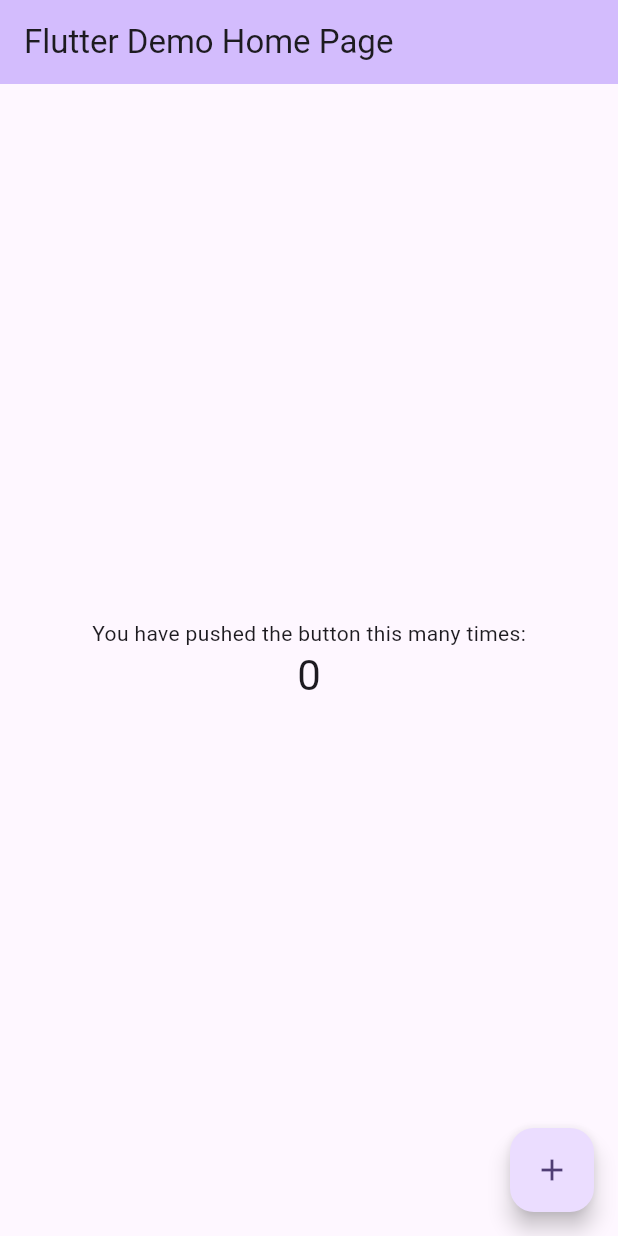
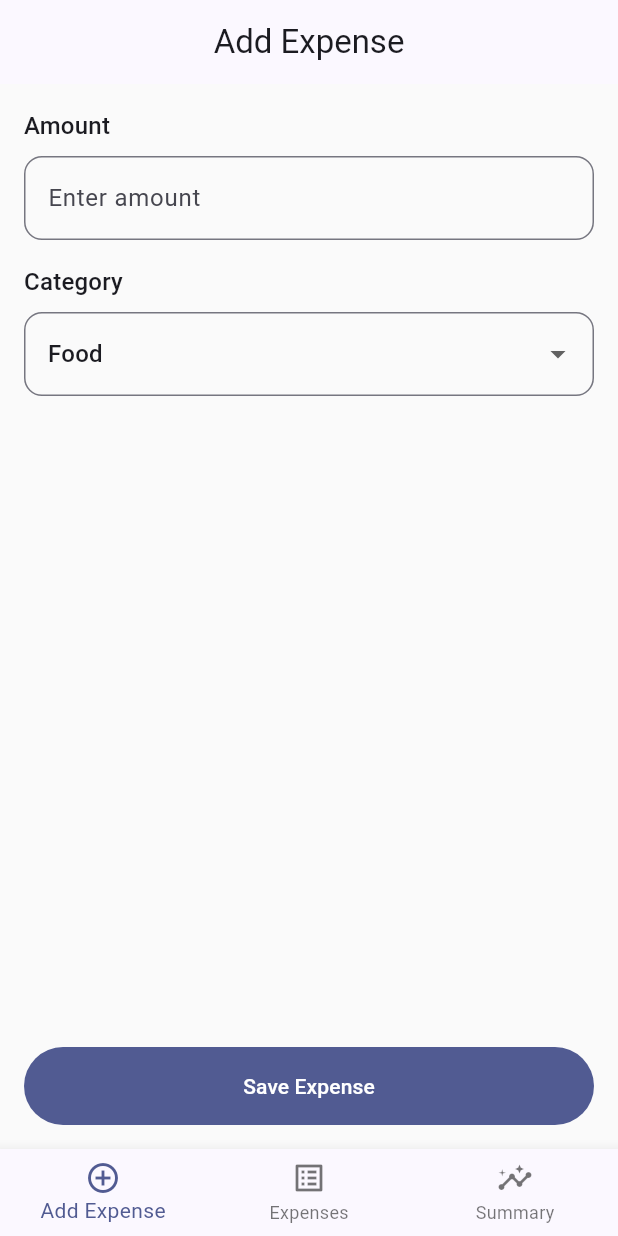
Before and after one commit to HassanJaved89/expense_tracker_app, a Flutter app: the screen it shows after launch, on a phone screen of 412 x 824 dp. Run offline on Flutter 3.47's test engine with Material 3 defaults, Android fonts, the phone set to English and light mode, and no system bars; our stand-ins replace hive, hive_flutter; accounts and stored records are empty.

Commit message:
Implement expense storage and provider architecture

```diff
--- /dev/null
+++ b/lib/core/app/app_theme.dart
@@ -0,0 +1,23 @@
+import 'package:flutter/material.dart';
+
+class AppTheme {
+  static ThemeData light() {
+    return ThemeData(
+      useMaterial3: true,
+      colorScheme: ColorScheme.fromSeed(
+        seedColor: Colors.indigo,
+        brightness: Brightness.light,
+      ),
+      scaffoldBackgroundColor: Colors.grey[50],
+      appBarTheme: const AppBarTheme(
+        centerTitle: true,
+        elevation: 0,
+      ),
+      inputDecorationTheme: InputDecorationTheme(
+        border: OutlineInputBorder(
+          borderRadius: BorderRadius.circular(12),
+        ),
+      ),
+    );
+  }
+}
--- /dev/null
+++ b/lib/features/expense/controller/expense_navigation_controller.dart
@@ -0,0 +1,16 @@
+import 'package:flutter/material.dart';
+
+class ExpenseTab {
+  const ExpenseTab({required this.label, required this.icon});
+
+  final String label;
+  final IconData icon;
+}
+
+class ExpenseNavigationController {
+  static const tabs = <ExpenseTab>[
+    ExpenseTab(label: 'Add Expense', icon: Icons.add_circle_outline),
+    ExpenseTab(label: 'Expenses', icon: Icons.list_alt),
+    ExpenseTab(label: 'Summary', icon: Icons.insights),
+  ];
+}
--- /dev/null
+++ b/lib/features/expense/model/expense.dart
@@ -0,0 +1,37 @@
+import 'package:hive/hive.dart';
+
+part 'expense.g.dart';
+
+@HiveType(typeId: 0)
+class Expense extends HiveObject {
+  @HiveField(0)
+  final String id;
+
+  @HiveField(1)
+  final double amount;
+
+  @HiveField(2)
+  final String category;
+
+  @HiveField(3)
+  final DateTime dateTime;
+
+  Expense({
+    required this.id,
+    required this.amount,
+    required this.category,
+    required this.dateTime,
+  });
+
+  factory Expense.create({
+    required double amount,
+    required String category,
+  }) {
+    return Expense(
+      id: DateTime.now().millisecondsSinceEpoch.toString(),
+      amount: amount,
+      category: category,
+      dateTime: DateTime.now(),
+    );
+  }
+}
--- /dev/null
+++ b/lib/features/expense/provider/expense_provider.dart
@@ -0,0 +1,62 @@
+import 'package:flutter/material.dart';
+import 'package:hive_flutter/hive_flutter.dart';
+
+import '../model/expense.dart';
+
+class ExpenseProvider extends ChangeNotifier {
+  late Box<Expense> _expenseBox;
+
+  ExpenseProvider() {
+    _initHive();
+  }
+
+  Future<void> _initHive() async {
+    await Hive.initFlutter();
+    Hive.registerAdapter(ExpenseAdapter());
+    _expenseBox = await Hive.openBox<Expense>('expenses');
+    notifyListeners();
+  }
+
+  List<Expense> get allExpenses => _expenseBox.values.toList();
+
+  List<Expense> get todaysExpenses {
+    final today = DateTime.now();
+    final startOfDay = DateTime(today.year, today.month, today.day);
+    final endOfDay = startOfDay.add(const Duration(days: 1));
+
+    return _expenseBox.values.where((expense) {
+      return expense.dateTime.isAfter(startOfDay) &&
+             expense.dateTime.isBefore(endOfDay);
+    }).toList();
+  }
+
+  double get todaysTotal {
+    return todaysExpenses.fold(0.0, (sum, expense) => sum + expense.amount);
+  }
+
+  double get weeklyTotal {
+    final now = DateTime.now();
+    final weekAgo = now.subtract(const Duration(days: 7));
+
+    return _expenseBox.values
+        .where((expense) => expense.dateTime.isAfter(weekAgo))
+        .fold(0.0, (sum, expense) => sum + expense.amount);
+  }
+
+  Future<void> addExpense(double amount, String category) async {
+    final expense = Expense.create(amount: amount, category: category);
+    await _expenseBox.add(expense);
+    notifyListeners();
+  }
+
+  Future<void> deleteExpense(Expense expense) async {
+    await expense.delete();
+    notifyListeners();
+  }
+
+  @override
+  void dispose() {
+    _expenseBox.close();
+    super.dispose();
+  }
+}
--- /dev/null
+++ b/lib/features/expense/view/screens/add_expense_screen.dart
@@ -0,0 +1,105 @@
+import 'package:flutter/material.dart';
+import 'package:provider/provider.dart';
+
+import '../../provider/expense_provider.dart';
+import '../widgets/expense_category_dropdown.dart';
+import '../widgets/expense_input_field.dart';
+
+class AddExpenseScreen extends StatefulWidget {
+  const AddExpenseScreen({super.key});
+
+  @override
+  State<AddExpenseScreen> createState() => _AddExpenseScreenState();
+}
+
+class _AddExpenseScreenState extends State<AddExpenseScreen> {
+  final TextEditingController _amountController = TextEditingController();
+  String _selectedCategory = 'Food';
+  bool _isLoading = false;
+
+  @override
+  void dispose() {
+    _amountController.dispose();
+    super.dispose();
+  }
+
+  Future<void> _saveExpense() async {
+    final amountText = _amountController.text.trim();
+    if (amountText.isEmpty) {
+      ScaffoldMessenger.of(context).showSnackBar(
+        const SnackBar(content: Text('Please enter an amount')),
+      );
+      return;
+    }
+
+    final amount = double.tryParse(amountText);
+    if (amount == null || amount <= 0) {
+      ScaffoldMessenger.of(context).showSnackBar(
+        const SnackBar(content: Text('Please enter a valid amount')),
+      );
+      return;
+    }
+
+    setState(() => _isLoading = true);
+
+    try {
+      await context.read<ExpenseProvider>().addExpense(amount, _selectedCategory);
+      _amountController.clear();
+      setState(() => _selectedCategory = 'Food');
+      ScaffoldMessenger.of(context).showSnackBar(
+        const SnackBar(content: Text('Expense added successfully!')),
+      );
+    } catch (e) {
+      ScaffoldMessenger.of(context).showSnackBar(
+        SnackBar(content: Text('Error adding expense: $e')),
+      );
+    } finally {
+      setState(() => _isLoading = false);
+    }
+  }
+
+  @override
+  Widget build(BuildContext context) {
+    return Scaffold(
+      appBar: AppBar(
+        title: const Text('Add Expense'),
+      ),
+      body: Padding(
+        padding: const EdgeInsets.all(16.0),
+        child: Column(
+          crossAxisAlignment: CrossAxisAlignment.stretch,
+          children: [
+            ExpenseInputField(
+              controller: _amountController,
+              label: 'Amount',
+              hintText: 'Enter amount',
+            ),
+            const SizedBox(height: 16),
+            ExpenseCategoryDropdown(
+              selectedCategory: _selectedCategory,
+              onChanged: (category) {
+                if (category != null) {
+                  setState(() => _selectedCategory = category);
+                }
+              },
+            ),
+            const Spacer(),
+            FilledButton(
+              onPressed: _isLoading ? null : _saveExpense,
+              child: Padding(
+                padding: const EdgeInsets.symmetric(vertical: 16.0),
+                child: _isLoading
+                    ? const SizedBox(
+                        height: 20,
+                        width: 20,
+                        child: CircularProgressIndicator(strokeWidth: 2),
+                      )
+                    : const Text('Save Expense'),
+              ),
+            ),
+          ],
+        ),
+      ),
+    );
+  }
+}
--- /dev/null
+++ b/lib/features/expense/view/screens/expense_home_screen.dart
@@ -0,0 +1,48 @@
+import 'package:flutter/material.dart';
+
+import '../../controller/expense_navigation_controller.dart';
+import 'add_expense_screen.dart';
+import 'expenses_list_screen.dart';
+import 'summary_screen.dart';
+
+class ExpenseHomeScreen extends StatefulWidget {
+  const ExpenseHomeScreen({super.key});
+
+  @override
+  State<ExpenseHomeScreen> createState() => _ExpenseHomeScreenState();
+}
+
+class _ExpenseHomeScreenState extends State<ExpenseHomeScreen> {
+  int _selectedIndex = 0;
+
+  static const _screens = <Widget>[
+    AddExpenseScreen(),
+    ExpensesListScreen(),
+    SummaryScreen(),
+  ];
+
+  void _onTabSelected(int index) {
+    setState(() {
+      _selectedIndex = index;
+    });
+  }
+
+  @override
+  Widget build(BuildContext context) {
+    return Scaffold(
+      body: _screens[_selectedIndex],
+      bottomNavigationBar: BottomNavigationBar(
+        currentIndex: _selectedIndex,
+        onTap: _onTabSelected,
+        items: ExpenseNavigationController.tabs
+            .map(
+              (tab) => BottomNavigationBarItem(
+                icon: Icon(tab.icon),
+                label: tab.label,
+              ),
+            )
+            .toList(),
+      ),
+    );
+  }
+}
--- /dev/null
+++ b/lib/features/expense/view/screens/expenses_list_screen.dart
@@ -0,0 +1,38 @@
+import 'package:flutter/material.dart';
+import 'package:provider/provider.dart';
+
+import '../../provider/expense_provider.dart';
+import '../widgets/expense_list_item.dart';
+
+class ExpensesListScreen extends StatelessWidget {
+  const ExpensesListScreen({super.key});
+
+  @override
+  Widget build(BuildContext context) {
+    return Scaffold(
+      appBar: AppBar(
+        title: const Text('Expenses'),
+      ),
+      body: Consumer<ExpenseProvider>(
+        builder: (context, provider, child) {
+          final expenses = provider.allExpenses;
+
+          if (expenses.isEmpty) {
+            return const Center(
+              child: Text('No expenses yet. Add some from the Add Expense tab!'),
+            );
+          }
+
+          return ListView.separated(
+            padding: const EdgeInsets.all(16.0),
+            itemCount: expenses.length,
+            separatorBuilder: (context, index) => const SizedBox(height: 12),
+            itemBuilder: (context, index) {
+              return ExpenseListItem(expense: expenses[index]);
+            },
+          );
+        },
+      ),
+    );
+  }
+}
--- /dev/null
+++ b/lib/features/expense/view/widgets/expense_category_dropdown.dart
@@ -0,0 +1,40 @@
+import 'package:flutter/material.dart';
+
+class ExpenseCategoryDropdown extends StatelessWidget {
+  const ExpenseCategoryDropdown({
+    super.key,
+    required this.selectedCategory,
+    required this.onChanged,
+  });
+
+  final String selectedCategory;
+  final ValueChanged<String?> onChanged;
+
+  static const _categories = ['Food', 'Travel', 'Bills', 'Other'];
+
+  @override
+  Widget build(BuildContext context) {
+    return Column(
+      crossAxisAlignment: CrossAxisAlignment.start,
+      children: [
+        Text(
+          'Category',
+          style: Theme.of(context).textTheme.titleMedium,
+        ),
+        const SizedBox(height: 8),
+        DropdownButtonFormField<String>(
+          value: selectedCategory,
+          items: _categories
+              .map(
+                (category) => DropdownMenuItem(
+                  value: category,
+                  child: Text(category),
+                ),
+              )
+              .toList(),
+          onChanged: onChanged,
+        ),
+      ],
+    );
+  }
+}
--- /dev/null
+++ b/lib/features/expense/view/widgets/expense_input_field.dart
@@ -0,0 +1,35 @@
+import 'package:flutter/material.dart';
+
+class ExpenseInputField extends StatelessWidget {
+  const ExpenseInputField({
+    super.key,
+    required this.controller,
+    required this.label,
+    required this.hintText,
+  });
+
+  final TextEditingController controller;
+  final String label;
+  final String hintText;
+
+  @override
+  Widget build(BuildContext context) {
+    return Column(
+      crossAxisAlignment: CrossAxisAlignment.start,
+      children: [
+        Text(
+          label,
+          style: Theme.of(context).textTheme.titleMedium,
+        ),
+        const SizedBox(height: 8),
+        TextField(
+          controller: controller,
+          keyboardType: TextInputType.number,
+          decoration: InputDecoration(
+            hintText: hintText,
+          ),
+        ),
+      ],
+    );
+  }
+}
--- a/lib/main.dart
+++ b/lib/main.dart
@@ -1,4 +1,9 @@
 import 'package:flutter/material.dart';
+import 'package:provider/provider.dart';
+
+import 'core/app/app_theme.dart';
+import 'features/expense/provider/expense_provider.dart';
+import 'features/expense/view/screens/expense_home_screen.dart';
 
 void main() {
   runApp(const MyApp());
@@ -7,115 +12,14 @@ void main() {
 class MyApp extends StatelessWidget {
   const MyApp({super.key});
 
-  // This widget is the root of your application.
   @override
   Widget build(BuildContext context) {
-    return MaterialApp(
-      title: 'Flutter Demo',
-      theme: ThemeData(
-        // This is the theme of your application.
-        //
-        // TRY THIS: Try running your application with "flutter run". You'll see
-        // the application has a purple toolbar. Then, without quitting the app,
-        // try changing the seedColor in the colorScheme below to Colors.green
-        // and then invoke "hot reload" (save your changes or press the "hot
-        // reload" button in a Flutter-supported IDE, or press "r" if you used
-        // the command line to start the app).
-        //
-        // Notice that the counter didn't reset back to zero; the application
-        // state is not lost during the reload. To reset the state, use hot
-        // restart instead.
-        //
-        // This works for code too, not just values: Most code changes can be
-        // tested with just a hot reload.
-        colorScheme: .fromSeed(seedColor: Colors.deepPurple),
-      ),
-      home: const MyHomePage(title: 'Flutter Demo Home Page'),
-    );
-  }
-}
-
-class MyHomePage extends StatefulWidget {
-  const MyHomePage({super.key, required this.title});
-
-  // This widget is the home page of your application. It is stateful, meaning
-  // that it has a State object (defined below) that contains fields that affect
-  // how it looks.
-
-  // This class is the configuration for the state. It holds the values (in this
-  // case the title) provided by the parent (in this case the App widget) and
-  // used by the build method of the State. Fields in a Widget subclass are
-  // always marked "final".
-
-  final String title;
-
-  @override
-  State<MyHomePage> createState() => _MyHomePageState();
-}
-
-class _MyHomePageState extends State<MyHomePage> {
-  int _counter = 0;
-
-  void _incrementCounter() {
-    setState(() {
-      // This call to setState tells the Flutter framework that something has
-      // changed in this State, which causes it to rerun the build method below
-      // so that the display can reflect the updated values. If we changed
-      // _counter without calling setState(), then the build method would not be
-      // called again, and so nothing would appear to happen.
-      _counter++;
-    });
-  }
-
-  @override
-  Widget build(BuildContext context) {
-    // This method is rerun every time setState is called, for instance as done
-    // by the _incrementCounter method above.
-    //
-    // The Flutter framework has been optimized to make rerunning build methods
-    // fast, so that you can just rebuild anything that needs updating rather
-    // than having to individually change instances of widgets.
-    return Scaffold(
-      appBar: AppBar(
-        // TRY THIS: Try changing the color here to a specific color (to
-        // Colors.amber, perhaps?) and trigger a hot reload to see the AppBar
-        // change color while the other colors stay the same.
-        backgroundColor: Theme.of(context).colorScheme.inversePrimary,
-        // Here we take the value from the MyHomePage object that was created by
-        // the App.build method, and use it to set our appbar title.
-        title: Text(widget.title),
-      ),
-      body: Center(
-        // Center is a layout widget. It takes a single child and positions it
-        // in the middle of the parent.
-        child: Column(
-          // Column is also a layout widget. It takes a list of children and
-          // arranges them vertically. By default, it sizes itself to fit its
-          // children horizontally, and tries to be as tall as its parent.
-          //
-          // Column has various properties to control how it sizes itself and
-          // how it positions its children. Here we use mainAxisAlignment to
-          // center the children vertically; the main axis here is the vertical
-          // axis because Columns are vertical (the cross axis would be
-          // horizontal).
-          //
-          // TRY THIS: Invoke "debug painting" (choose the "Toggle Debug Paint"
-          // action in the IDE, or press "p" in the console), to see the
-          // wireframe for each widget.
-          mainAxisAlignment: .center,
-          children: [
-            const Text('You have pushed the button this many times:'),
-            Text(
-              '$_counter',
-              style: Theme.of(context).textTheme.headlineMedium,
-            ),
-          ],
-        ),
-      ),
-      floatingActionButton: FloatingActionButton(
-        onPressed: _incrementCounter,
-        tooltip: 'Increment',
-        child: const Icon(Icons.add),
+    return ChangeNotifierProvider(
+      create: (context) => ExpenseProvider(),
+      child: MaterialApp(
+        title: 'Expense Tracker',
+        theme: AppTheme.light(),
+        home: const ExpenseHomeScreen(),
       ),
     );
   }
```
Also changed, not shown: lib/features/expense/view/screens/summary_screen.dart (added, +38 -0 lines), lib/features/expense/view/widgets/expense_list_item.dart (added, +45 -0 lines), lib/features/expense/view/widgets/summary_tile.dart (added, +37 -0 lines), pubspec.yaml (+11 -0 lines), lib/features/expense/model/expense.g.dart (added), pubspec.lock, 8 other files.
